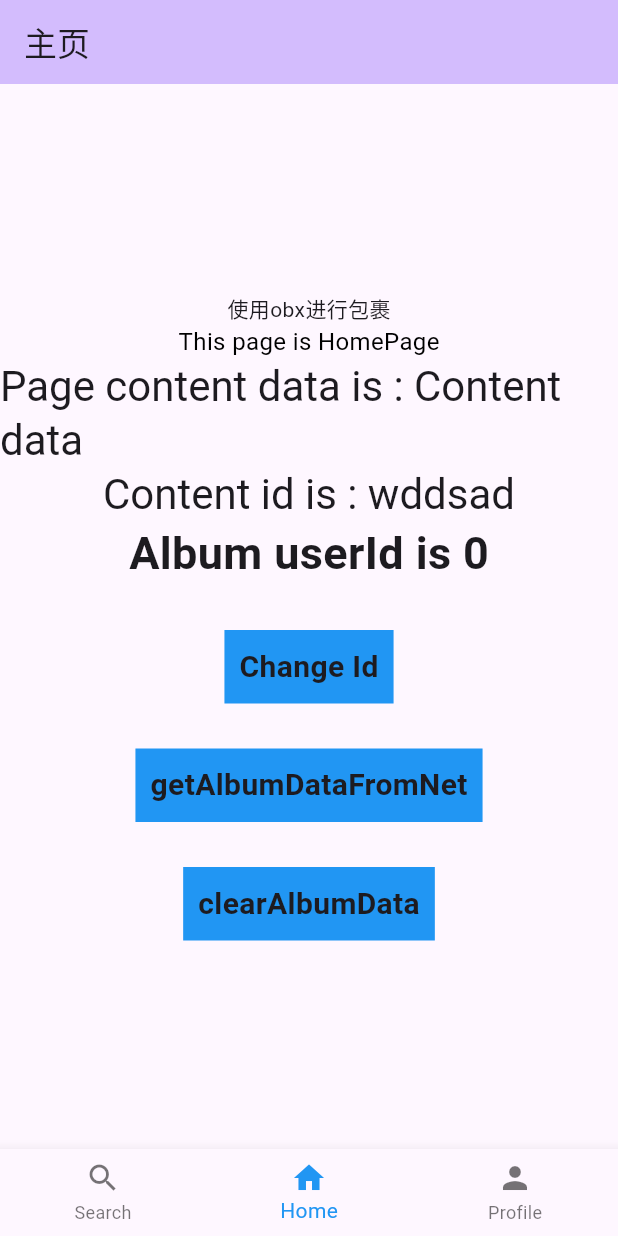
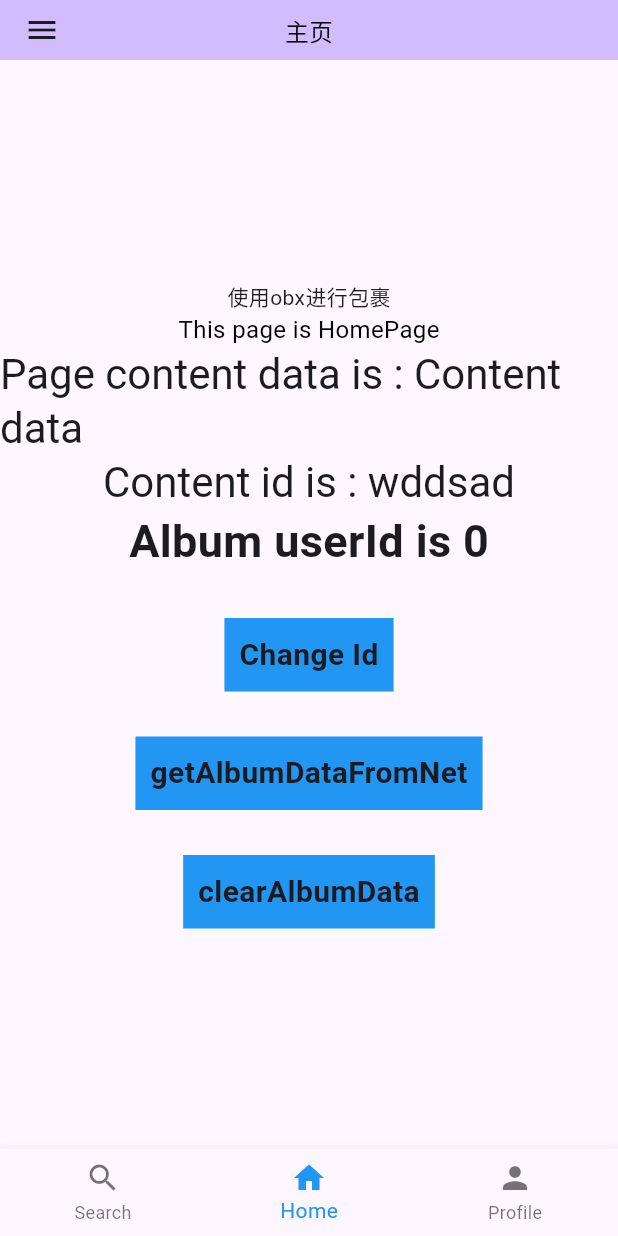
Before and after one commit to VpJokor/test_demo, a Flutter app: the screen it shows after launch, on a phone screen of 412 x 824 dp. Run offline on Flutter 3.47's test engine with Material 3 defaults, Android fonts, the phone set to English and light mode, and no system bars; our stand-ins replace event_bus, get; missing offline and left inert: flutter_constraintlayout.

Commit message:
使用Drawer

```diff
--- a/lib/mainPage.dart
+++ b/lib/mainPage.dart
@@ -52,7 +52,13 @@ class _MainPageState extends State<MainPage> {
       appBar: AppBar(
         backgroundColor: Theme.of(context).colorScheme.inversePrimary,
         title: Text(widget.title),
+        titleTextStyle: const TextStyle(
+            fontSize: 16, fontWeight: FontWeight.w500, color: Colors.black),
+        centerTitle: true,
+        toolbarHeight: 40,
       ),
+      drawer: const Drawer(),
+      drawerEnableOpenDragGesture: true,
       body: PageView(
         controller: _pageController,
         children: _pages,
```
Also changed, not shown: lib/func/pageStyle.dart (added).
